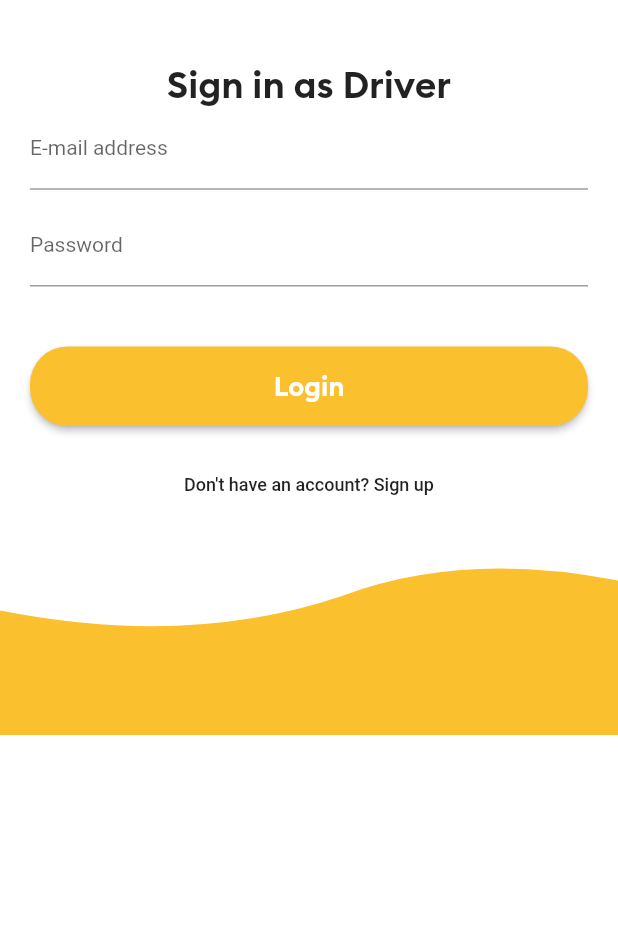
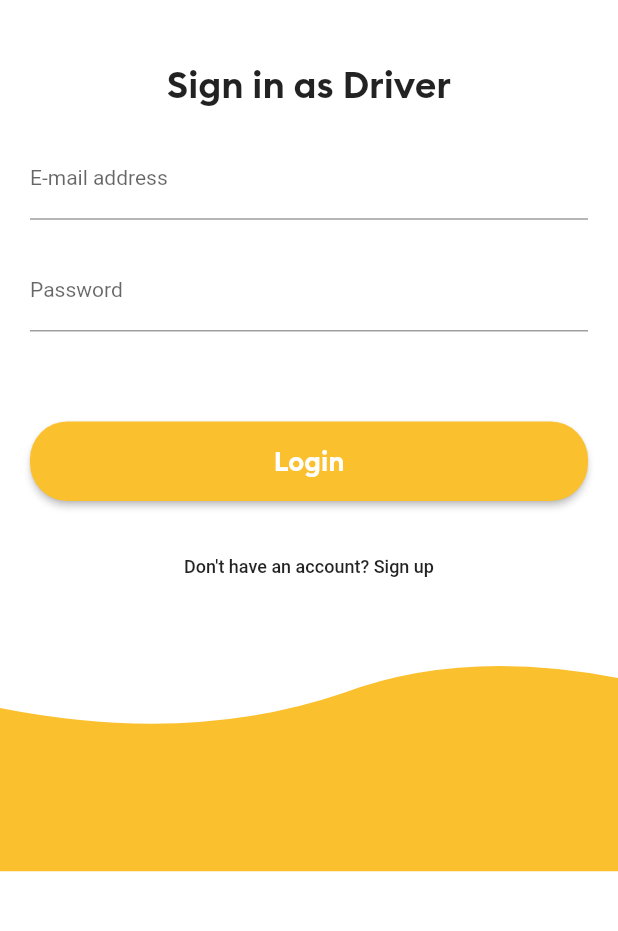
Before and after one commit to Abdallah-aly/Bus-locator-driver, a Flutter app: the screen it shows after launch, after a tap on "Already have a Driver account? Log in", on a phone screen of 412 x 824 dp, the part 285-1216 px from its top. Run offline on Flutter 3.47's test engine with Material 2 defaults, Android fonts, the phone set to English and light mode, and no system bars; our stand-ins replace connectivity, firebase_auth, firebase_core, firebase_database, firebase_messaging, flutter_custom_clippers and 3 more; missing offline and left inert: flutter_geofire; accounts and stored records are empty.

Commit message:
first commit

```diff
--- a/lib/screens/login.dart
+++ b/lib/screens/login.dart
@@ -76,7 +76,8 @@ class _LoginPageState extends State<LoginPage> {
     return Scaffold(
       key: scaffoldKey,
       backgroundColor: Colors.white,
-      body: Column(
+      body: SingleChildScrollView(
+        child: Column(
           children: [
             Padding(
               padding: const EdgeInsets.all(20.0),
@@ -100,6 +101,7 @@ class _LoginPageState extends State<LoginPage> {
                         style:
                             TextStyle(fontSize: 25.0, fontFamily: 'Brand-Bold'),
                       ),
+                      SizedBox(height: 20),
                       TextField(
                         controller: emailController,
                         keyboardType: TextInputType.emailAddress,
@@ -112,7 +114,7 @@ class _LoginPageState extends State<LoginPage> {
                                 TextStyle(color: Colors.grey, fontSize: 10.0)),
                         style: TextStyle(fontSize: 14.0),
                       ),
-                    SizedBox(height: 10.0),
+                      SizedBox(height: 20.0),
                       TextField(
                         controller: passwordController,
                         obscureText: true,
@@ -125,7 +127,7 @@ class _LoginPageState extends State<LoginPage> {
                                 TextStyle(color: Colors.grey, fontSize: 10.0)),
                         style: TextStyle(fontSize: 14.0),
                       ),
-                    SizedBox(height: 40),
+                      SizedBox(height: 60),
                       TaxiButton(
                         text: "Login",
                         color: Colors.yellow[700],
@@ -150,7 +152,7 @@ class _LoginPageState extends State<LoginPage> {
                           login();
                         },
                       ),
-                    SizedBox(height: 15),
+                      SizedBox(height: 20),
                       // ignore: deprecated_member_use
                       FlatButton(
                         onPressed: () {
@@ -162,26 +164,28 @@ class _LoginPageState extends State<LoginPage> {
                           style: TextStyle(fontSize: 12.0),
                         ),
                       ),
+                      SizedBox(height: 10),
                     ],
                   ),
                 ),
               ),
             ),
-          Positioned(
-            bottom: 0,
-            left: 0,
-            right: 0,
-            child: ClipPath(
+            ClipPath(
               clipper: WaveClipperTwo(flip: true, reverse: true),
-              child: Container(
-                height: MediaQuery.of(context).size.height / 6.7,
+              child: Column(
+                mainAxisAlignment: MainAxisAlignment.end,
+                children: [
+                  Container(
+                    height: 149,
                     color: Colors.yellow[700],
                     child: Center(),
                   ),
+                ],
               ),
             ),
           ],
         ),
+      ),
     );
   }
 }
--- a/lib/screens/registeration.dart
+++ b/lib/screens/registeration.dart
@@ -85,7 +85,8 @@ class _RegistrationPageState extends State<RegistrationPage> {
     return Scaffold(
       key: scaffoldKey,
       backgroundColor: Colors.white,
-      body: Column(
+      body: SingleChildScrollView(
+        child: Column(
           children: [
             Padding(
               padding: const EdgeInsets.all(20.0),
@@ -218,20 +219,16 @@ class _RegistrationPageState extends State<RegistrationPage> {
                 ),
               ),
             ),
-          Positioned(
-            bottom: 0,
-            left: 0,
-            right: 0,
-            child: ClipPath(
+            ClipPath(
               clipper: WaveClipperTwo(flip: true, reverse: true),
               child: Container(
-                height: MediaQuery.of(context).size.height / 14.5,
+                height: 160,
                 color: Colors.yellow[700],
                 child: Center(),
               ),
             ),
+          ],
         ),
-        ],
       ),
     );
   }
--- a/lib/tabs/hometab.dart
+++ b/lib/tabs/hometab.dart
@@ -59,7 +59,7 @@ class _HomeTabState extends State<HomeTab> {
     return Stack(
       children: <Widget>[
         GoogleMap(
-          padding: EdgeInsets.only(top: 150),
+          padding: EdgeInsets.only(top: 500),
           myLocationEnabled: true,
           myLocationButtonEnabled: true,
           mapType: MapType.normal,
@@ -100,7 +100,7 @@ class _HomeTabState extends State<HomeTab> {
                                 getLocationUpdate();
                                 Navigator.pop(context);
                                 setState(() {
-                                  availabilitycolor = Colors.green[400];
+                                  availabilitycolor = Colors.redAccent[400];
                                   availabilityTitle = 'GO OFFLINE';
                                   isAvailable = true;
                                 });
```
Also changed, not shown: lib/screens/mainpage.dart (+1 -13 lines), lib/tabs/earningstab.dart (deleted, +0 -10 lines), lib/tabs/rateingtab.dart (deleted, +0 -10 lines). Lines whose indentation alone changed are shown as unchanged.
